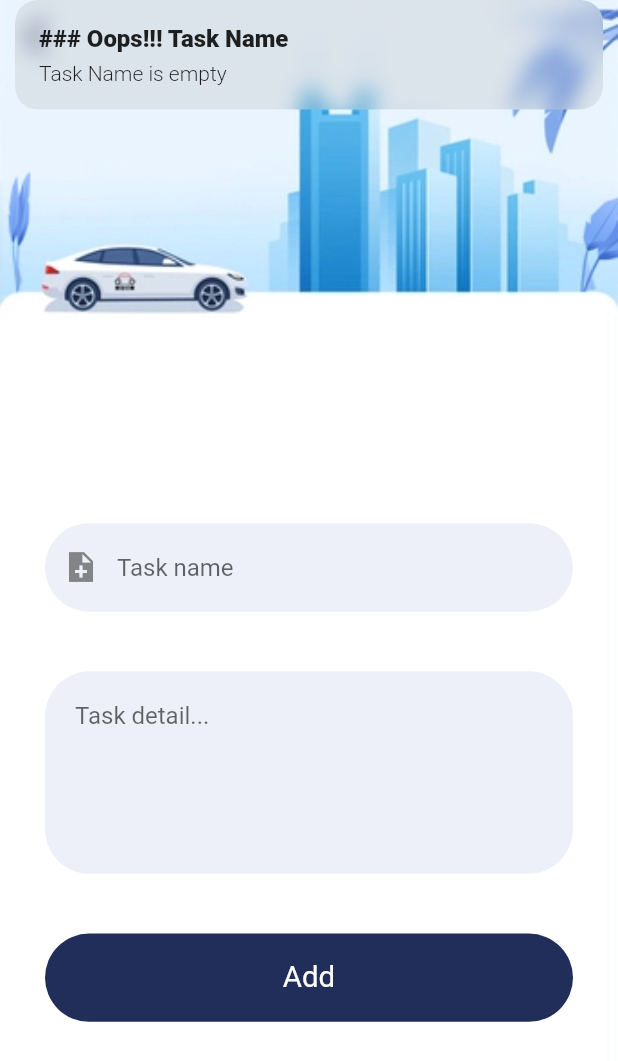
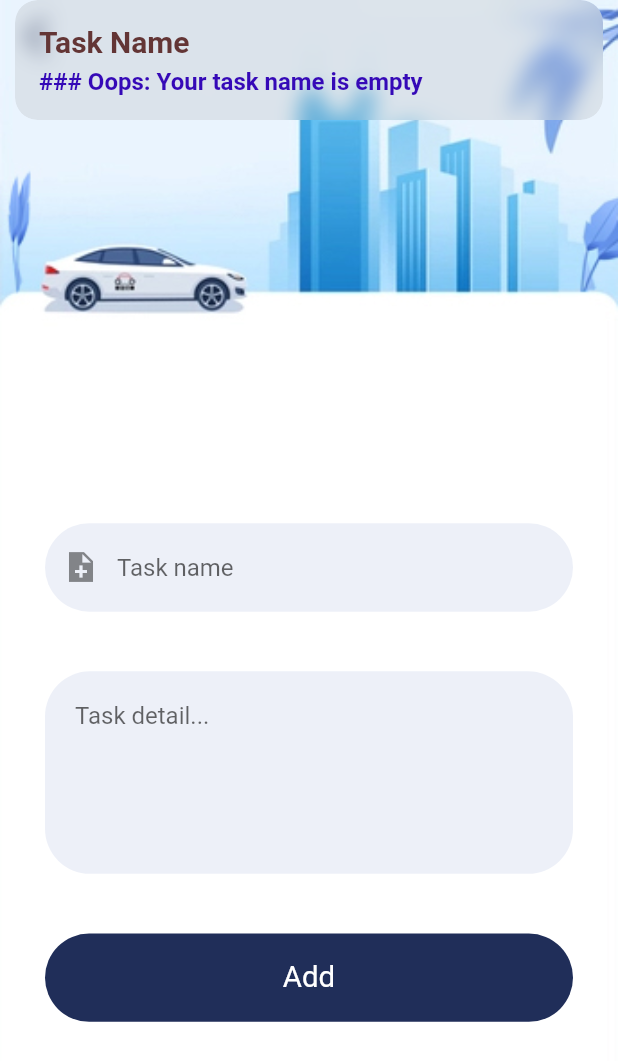
Before and after one commit to kritbovorn/Flutter_Task_App, a Flutter app: the AddTask screen opened directly, after a tap on "Add", on a phone screen of 412 x 824 dp. Shown: the top 1061 px of the screen. Run offline on Flutter 3.47's test engine with Material 2 defaults, Android fonts, the phone set to English and light mode, and no system bars; our stand-ins replace get; network calls fail.

```diff
--- a/lib/screens/add_task.dart
+++ b/lib/screens/add_task.dart
@@ -3,6 +3,7 @@ import 'package:get/get.dart';
 import 'package:task_app/colors/app_colors.dart';
 import 'package:task_app/utils/responsive_widget.dart';
 import 'package:task_app/widgets/button_widget.dart';
+import 'package:task_app/widgets/error_warning_message.dart';
 import 'package:task_app/widgets/textfield_widget.dart';
 
 class AddTask extends StatelessWidget {
@@ -14,12 +15,27 @@ class AddTask extends StatelessWidget {
     TextEditingController detailEditingController = TextEditingController();
     bool _dataValidation() {
       if (textEditingController.text.trim() == "") {
-        Get.snackbar("### Oops!!! Task Name", "Task Name is empty");
+        ErrorMessage.taskErrorOrWarning(
+            "Task Name", "### Oops: Your task name is empty");
+        return false;
+      } else if (textEditingController.text.length < 6) {
+        ErrorMessage.taskErrorOrWarning("Task Name",
+            "### Oops: Your Task Name should be at least 6 characters");
 
         return false;
       } else if (detailEditingController.text.trim() == "") {
-        Get.snackbar(
-            "### Oops!!! Task Description", "Task Description is empty");
+        ErrorMessage.taskErrorOrWarning(
+            "Task Description", "### Oops: Your Task Description is empty");
+
+        return false;
+      } else if (detailEditingController.text.length < 8) {
+        ErrorMessage.taskErrorOrWarning("Task Description",
+            "### Oops: Your Task Description should be at least 8 characters");
+
+        return false;
+      } else if (detailEditingController.text.length < 8) {
+        ErrorMessage.taskErrorOrWarning("Task Description",
+            "### Oops: Your Task Description should be at least 8 characters");
 
         return false;
       }
--- /dev/null
+++ b/lib/widgets/error_warning_message.dart
@@ -0,0 +1,28 @@
+import 'package:flutter/material.dart';
+import 'package:get/get.dart';
+
+class ErrorMessage {
+  static void taskErrorOrWarning(String taskName, String taskErrorOrWarning) {
+    Get.snackbar(
+      taskName,
+      taskErrorOrWarning,
+      // backgroundColor: AppColors.mainColor,
+      titleText: Text(
+        taskName,
+        style: const TextStyle(
+          color: Color.fromARGB(255, 99, 53, 53),
+          fontSize: 20,
+          fontWeight: FontWeight.bold,
+        ),
+      ),
+      messageText: Text(
+        taskErrorOrWarning,
+        style: const TextStyle(
+          color: Color.fromARGB(255, 53, 9, 183),
+          fontSize: 16,
+          fontWeight: FontWeight.bold,
+        ),
+      ),
+    );
+  }
+}
```
